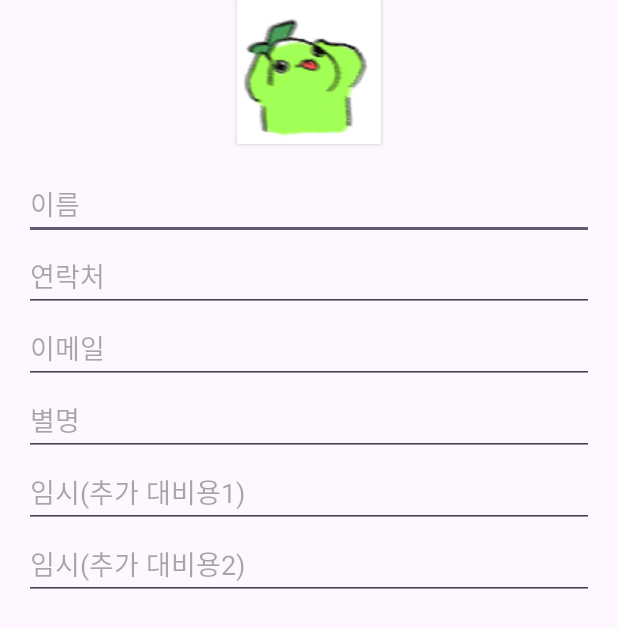
After one commit to MartinKwon94/Limjinlok, an Android app: the layout dialog.xml on its own in the app's theme, with its tools: preview values and no code run, on a phone screen of 412 x 824 dp. The commit adds this screen. Shown: the top 628 px of the screen. Run offline under Robolectric (Android 15) with nearby library versions, the phone set to English and light mode, and no system bars.

Commit message:
Dialog생성

```diff
--- a/app/src/main/AndroidManifest.xml
+++ b/app/src/main/AndroidManifest.xml
@@ -13,7 +13,7 @@
         android:theme="@style/Theme.Limjinlok"
         tools:targetApi="31">
         <activity
-            android:name=".MainActivity"
+            android:name=".Dialog"
             android:exported="true">
             <intent-filter>
                 <action android:name="android.intent.action.MAIN" />
--- /dev/null
+++ b/app/src/main/res/layout/dialog.xml
@@ -0,0 +1,79 @@
+<?xml version="1.0" encoding="utf-8"?>
+<LinearLayout xmlns:android="http://schemas.android.com/apk/res/android"
+    xmlns:app="http://schemas.android.com/apk/res-auto"
+    xmlns:tools="http://schemas.android.com/tools"
+    android:layout_width="match_parent"
+    android:layout_height="match_parent"
+    android:orientation="vertical">
+
+
+    <androidx.cardview.widget.CardView
+        android:layout_width="wrap_content"
+        android:layout_height="wrap_content"
+        android:layout_gravity="center">
+
+        <ImageView
+            android:id="@+id/SampleImage"
+            android:layout_width="match_parent"
+            android:layout_height="wrap_content"
+            android:clickable="true"
+            android:src="@drawable/sample"/>
+    </androidx.cardview.widget.CardView>
+
+
+    <LinearLayout
+        android:layout_width="match_parent"
+        android:layout_height="wrap_content"
+        android:padding="16dp"
+        android:orientation="vertical">
+
+        <EditText
+            android:id="@+id/Name"
+            android:layout_width="match_parent"
+            android:layout_height="wrap_content"
+            android:ems="10"
+            android:inputType="textPersonName"
+            android:hint="@string/Name" />
+
+        <EditText
+            android:id="@+id/Number"
+            android:layout_width="match_parent"
+            android:layout_height="wrap_content"
+            android:ems="10"
+            android:inputType="phone"
+            android:hint="@string/Number"/>
+
+        <EditText
+            android:id="@+id/Email"
+            android:layout_width="match_parent"
+            android:layout_height="wrap_content"
+            android:ems="10"
+            android:inputType="textEmailAddress"
+            android:hint="@string/Email"/>
+
+        <EditText
+            android:id="@+id/NickName"
+            android:layout_width="match_parent"
+            android:layout_height="wrap_content"
+            android:ems="10"
+            android:inputType="textPersonName"
+            android:hint="@string/NickName" />
+
+        <EditText
+            android:id="@+id/Extra1"
+            android:layout_width="match_parent"
+            android:layout_height="wrap_content"
+            android:ems="10"
+            android:inputType="textPersonName"
+            android:hint="임시(추가 대비용1)" />
+
+        <EditText
+            android:id="@+id/Extra2"
+            android:layout_width="match_parent"
+            android:layout_height="wrap_content"
+            android:ems="10"
+            android:inputType="textPersonName"
+            android:hint="임시(추가 대비용2)" />
+
+    </LinearLayout>
+</LinearLayout>
--- a/app/src/main/res/values/strings.xml
+++ b/app/src/main/res/values/strings.xml
@@ -1,3 +1,7 @@
 <resources>
     <string name="app_name">Limjinlok</string>
+    <string name="NickName">별명</string>
+    <string name="Email">이메일</string>
+    <string name="Number">연락처</string>
+    <string name="Name">이름</string>
 </resources>
```
Also changed, not shown: app/src/main/java/com/example/limjinlok/Dialog.kt (added, +68 -0 lines), app/src/main/java/com/example/limjinlok/MainActivity.kt (deleted, +0 -11 lines), app/src/main/res/layout/activity_main.xml (+8 -5 lines), app/src/main/res/drawable/sample.png (added).
